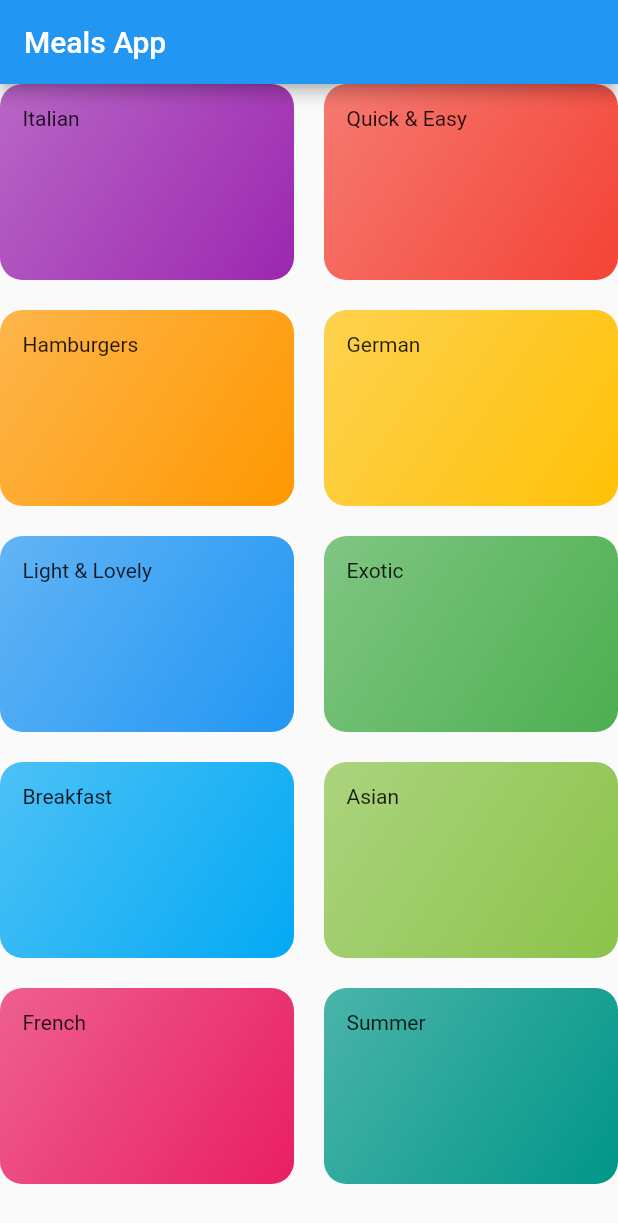
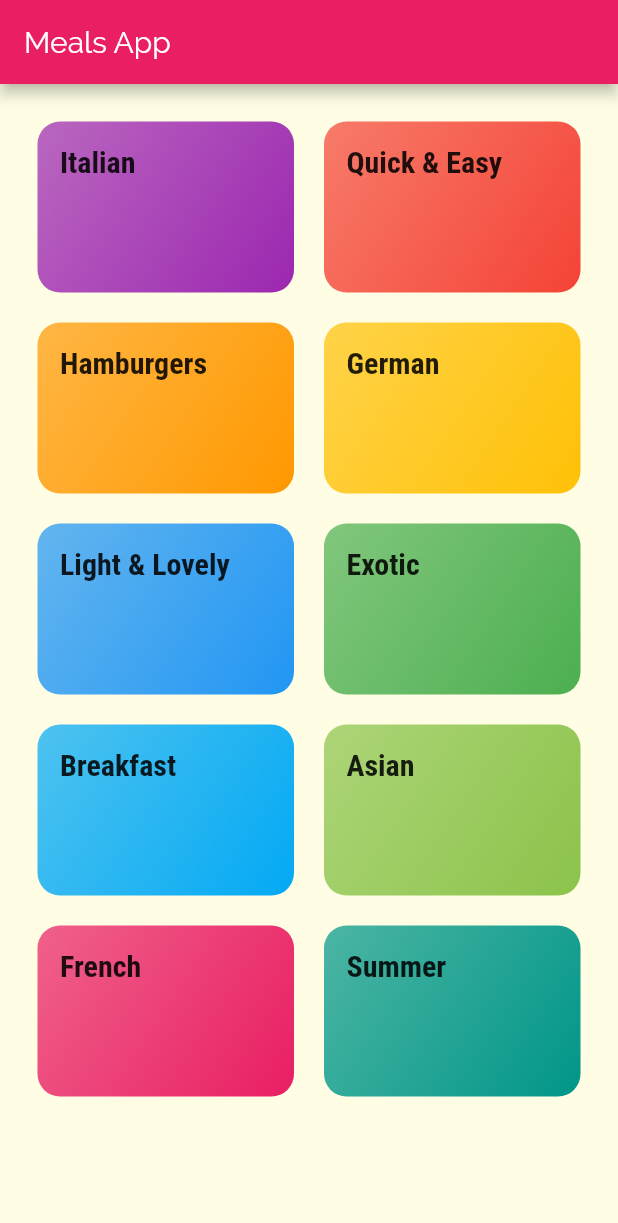
Before and after one commit to recursionDev/meal_app, a Flutter app: the screen it shows after launch, on a phone screen of 412 x 824 dp. Shown: the top 1223 px of the screen. Run offline on Flutter 3.47's test engine with Material 2 defaults, Android fonts, the phone set to English and light mode, and no system bars.

Commit message:
Fonts, new themes

```diff
--- a/lib/categories_screen.dart
+++ b/lib/categories_screen.dart
@@ -8,6 +8,7 @@ class CategoriesScreen extends StatelessWidget {
     return Scaffold(
       appBar: AppBar(title: const Text('Meals App'),),
       body: GridView(
+        padding: const EdgeInsets.all(25),
         children: DUMMY_CATEGORIES.map((item) {
           return CategoryItem(item.title, item.color);
         }).toList(),
--- a/lib/category_item.dart
+++ b/lib/category_item.dart
@@ -10,7 +10,7 @@ class CategoryItem extends StatelessWidget {
   Widget build(BuildContext context) {
     return Container(
       padding: const EdgeInsets.all(15),
-      child: Text(title),
+      child: Text(title, style: Theme.of(context).textTheme.title,),
       decoration: BoxDecoration(
         gradient: LinearGradient(
           colors: [
--- a/lib/main.dart
+++ b/lib/main.dart
@@ -1,5 +1,6 @@
 import 'package:flutter/material.dart';
 import './categories_screen.dart';
+
 void main() => runApp(MyApp());
 
 class MyApp extends StatelessWidget {
@@ -8,8 +9,23 @@ class MyApp extends StatelessWidget {
     return MaterialApp(
       title: 'DeliMeals',
       theme: ThemeData(
-        primarySwatch: Colors.blue,
-      ),
+          primarySwatch: Colors.pink,
+          accentColor: Colors.amber,
+          canvasColor: Color.fromRGBO(255, 254, 229, 1),
+          fontFamily: 'Raleway',
+          textTheme: ThemeData.light().textTheme.copyWith(
+                body1: TextStyle(
+                  color: Color.fromRGBO(20, 51, 51, 1),
+                ),
+                body2: TextStyle(
+                  color: Color.fromRGBO(20, 51, 51, 1),
+                ),
+                title: TextStyle(
+                  fontSize: 20,
+                  fontFamily: 'RobotoCondensed',
+                  fontWeight: FontWeight.bold,
+                ),
+              )),
       home: CategoriesScreen(),
     );
   }
```
Also changed, not shown: pubspec.yaml (+18 -12 lines), assets/fonts/Raleway-Black.ttf (added), assets/fonts/Raleway-Bold.ttf (added), assets/fonts/Raleway-Regular.ttf (added), assets/fonts/RobotoCondensed-Bold.ttf (added), assets/fonts/RobotoCondensed-Italic.ttf (added), assets/fonts/RobotoCondensed-Light.ttf (added), assets/fonts/RobotoCondensed-Regular.ttf (added).
